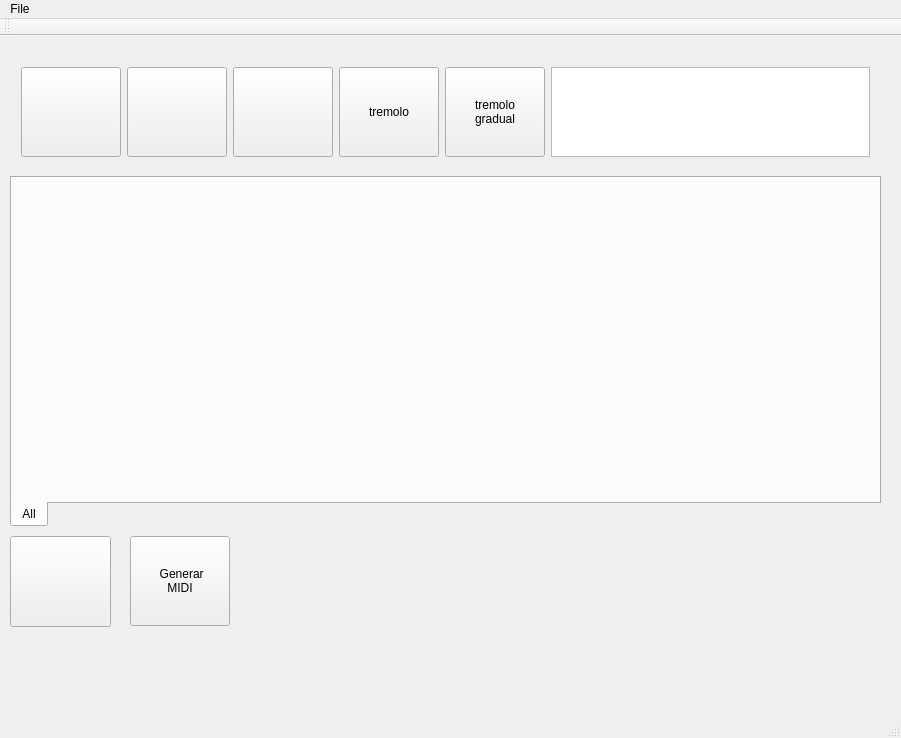
Before: the Qt Designer form ui/qjmidi.ui in JuanjoMrt/Jmidi, drawn with Qt 5.
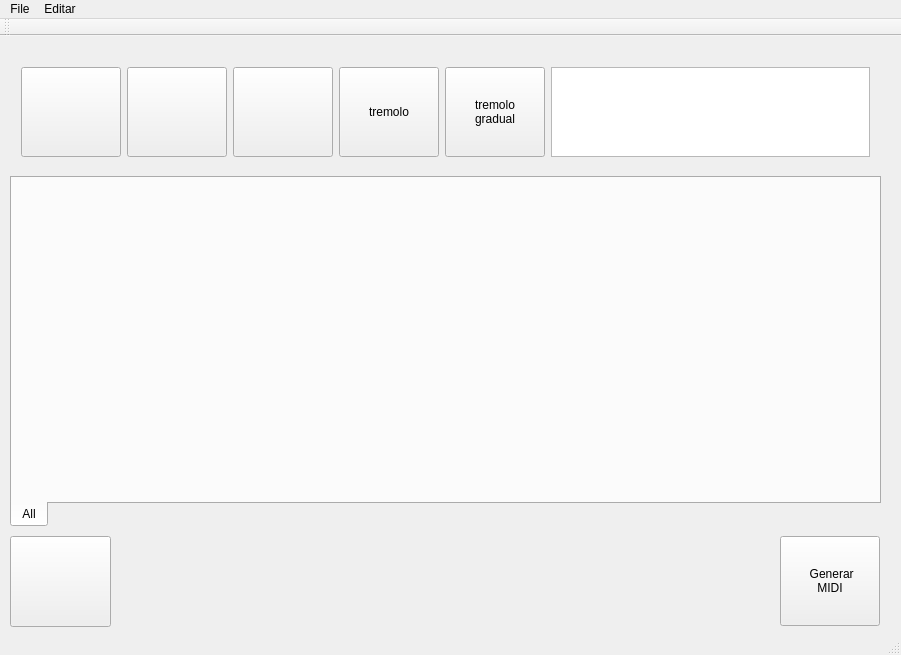
After: the same form once the commit is applied. Icons and pictures are not drawn. Custom widgets are drawn as their Qt base class.

Commit message: Anotacion (Comments) class added

The edit to the form file:
```diff
--- a/ui/qjmidi.ui
+++ b/ui/qjmidi.ui
@@ -7,7 +7,7 @@
     <x>0</x>
     <y>0</y>
     <width>901</width>
-    <height>738</height>
+    <height>655</height>
    </rect>
   </property>
   <property name="windowTitle">
@@ -17,7 +17,7 @@
    <widget class="QPushButton" name="pb_generar_midi">
     <property name="geometry">
      <rect>
-      <x>130</x>
+      <x>780</x>
       <y>500</y>
       <width>100</width>
       <height>90</height>
@@ -244,7 +244,16 @@
     </property>
     <addaction name="actionGenerate_Example"/>
    </widget>
+   <widget class="QMenu" name="menuEditar">
+    <property name="title">
+     <string>Editar</string>
+    </property>
+    <addaction name="actionCambiar_clave"/>
+    <addaction name="actionCambiar_Tempo"/>
+    <addaction name="actionA_adir_anotaci_n"/>
+   </widget>
    <addaction name="menuFile"/>
+   <addaction name="menuEditar"/>
   </widget>
   <widget class="QToolBar" name="mainToolBar">
    <attribute name="toolBarArea">
```
Left out of the diff: 21 changed lines with no effect on the pictures. The commit also changes 11 other files.
